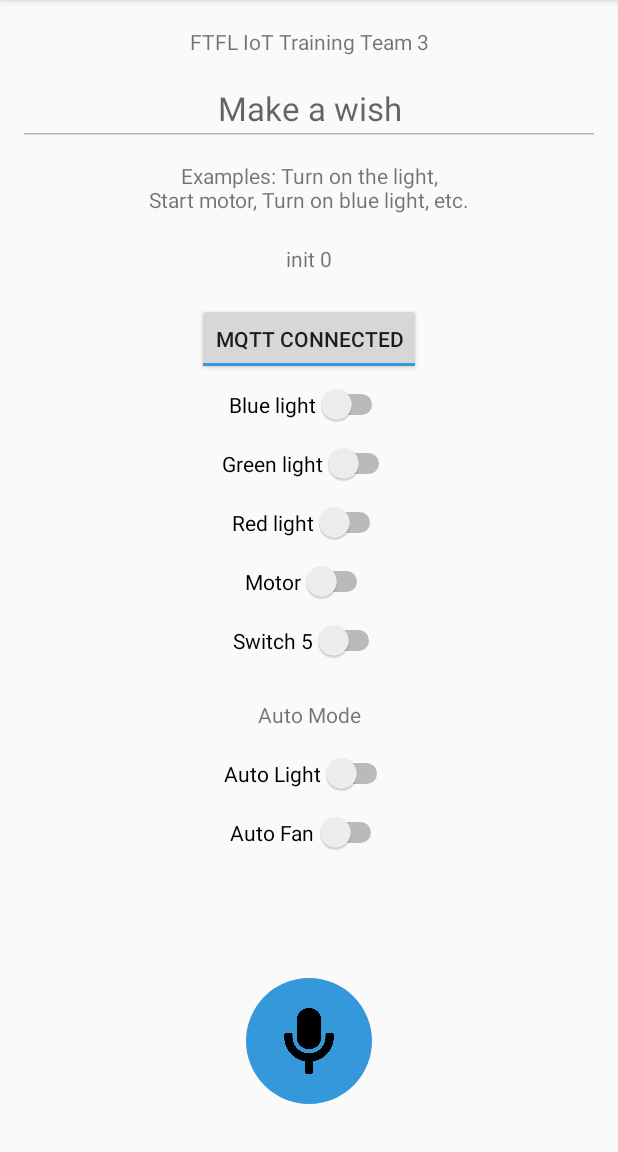
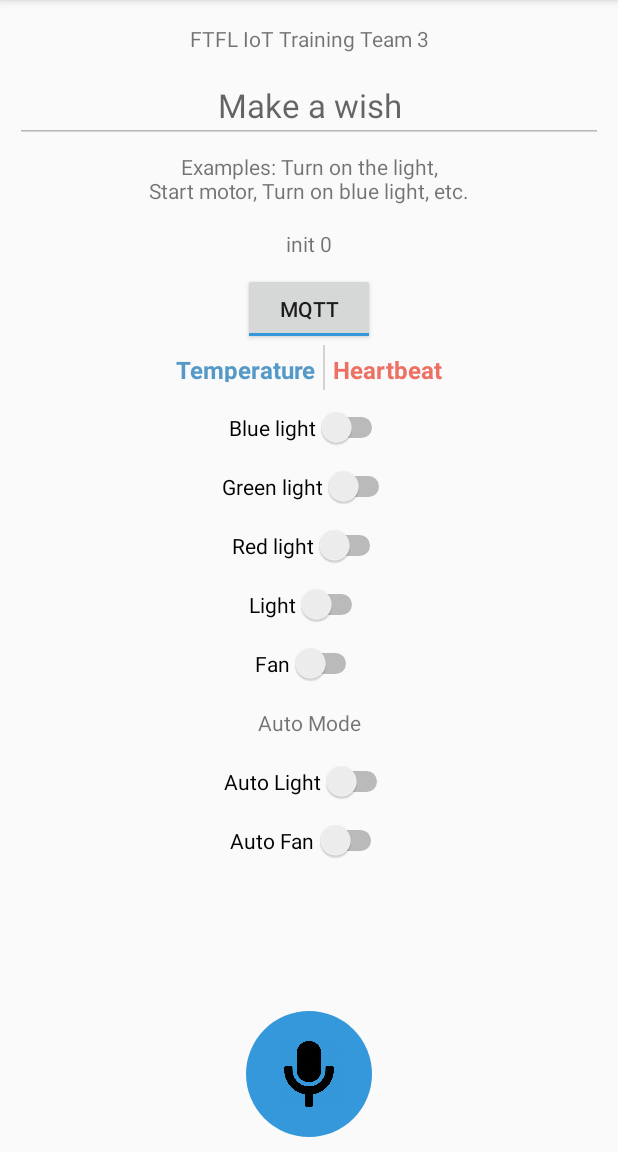
Before and after one commit to sohelaman/home-genie-android, an Android app: the screen it shows after launch (MainActivity), on a phone screen of 412 x 824 dp, the part 84-1236 px from its top. Run offline under Robolectric (Android 15) with nearby library versions, the phone set to English and light mode, and no system bars; libraries missing offline, so code that uses them is left out: org.eclipse.paho; 13 statements that could not run were skipped.

Commit message:
Status, scroll, various fixes.

```diff
--- a/app/build.gradle
+++ b/app/build.gradle
@@ -8,8 +8,8 @@ android {
         applicationId "dev.sohel.homegenie"
         minSdkVersion 19
         targetSdkVersion 30
-        versionCode 104
-        versionName "1.04"
+        versionCode 105
+        versionName "1.05"
 
         testInstrumentationRunner "androidx.test.runner.AndroidJUnitRunner"
     }
--- a/app/src/main/java/dev/sohel/homegenie/classes/ActionView.java
+++ b/app/src/main/java/dev/sohel/homegenie/classes/ActionView.java
@@ -34,6 +34,9 @@ public class ActionView {
     final Switch switch6;
     final Switch switch7;
 
+    final TextView textViewCelsius;
+    final TextView textViewHeartbeat;
+
     public ActionView(Activity activity, Context context) {
         this.activity = activity;
         this.context = context;
@@ -47,6 +50,9 @@ public class ActionView {
         this.switch5 = this.activity.findViewById(R.id.switch5);
         this.switch6 = this.activity.findViewById(R.id.switch6);
         this.switch7 = this.activity.findViewById(R.id.switch7);
+
+        this.textViewCelsius = this.activity.findViewById(R.id.textViewCelsius);
+        this.textViewHeartbeat = this.activity.findViewById(R.id.textViewHeartbeat);
 
         this.switches = new String[]{"switch1", "switch2", "switch3", "switch4", "switch5", "switch6", "switch7"};
     } // constructor
--- a/app/src/main/java/dev/sohel/homegenie/classes/MqttHelper.java
+++ b/app/src/main/java/dev/sohel/homegenie/classes/MqttHelper.java
@@ -18,8 +18,10 @@ public class MqttHelper {
 
     final String mqttServerUri = "tcp://157.230.30.178:1883";
     // final String mqttServerUri = "tcp://mqtt.eclipse.org:1883";
-    final String topic = "topic/ftflteam3/general";
+    final String topic1 = "topic/ftflteam3/commands";
     final String topic2 = "topic/ftflteam3/activities";
+    final String topic3 = "topic/ftflteam3/heartbeats";
+    final String topic4 = "topic/ftflteam3/temperature";
     String clientId;
 
     private Context context;
@@ -58,6 +60,8 @@ public class MqttHelper {
             client.connect();
             this.client = client;
             client.subscribe(this.topic2);
+            client.subscribe(this.topic3);
+            client.subscribe(this.topic4);
             Toast.makeText(this.context, "MQTT connected", Toast.LENGTH_SHORT).show();
 
             this.actionView.toggleButton.setChecked(true);
@@ -102,7 +106,7 @@ public class MqttHelper {
             public void messageArrived(String topic, MqttMessage message) {
                 String payload = new String(message.getPayload());
                 Log.d(TAG, "messageArrived at topic " + topic + " -- " + payload);
-                processIncomingMessage(payload);
+                processIncomingMessage(topic, payload);
             }
 
             @Override
@@ -117,11 +121,17 @@ public class MqttHelper {
             return;
         }
 
+        if ((this.actionView.switch6.isChecked() && str.startsWith("switch4-"))
+                || (this.actionView.switch7.isChecked() && str.startsWith("switch5-"))) {
+            Toast.makeText(this.context, "Command will not work on auto mode!", Toast.LENGTH_SHORT).show();
+            return;
+        }
+
         MqttMessage message = new MqttMessage(str.getBytes());
         message.setQos(2);
         message.setRetained(false);
         try {
-            this.client.publish(this.topic, message);
+            this.client.publish(this.topic1, message);
             this.actionView.messageBox.setText(str);
         } catch (MqttException e) {
             e.printStackTrace();
@@ -131,13 +141,14 @@ public class MqttHelper {
         }
     }
 
-    public void processIncomingMessage(String str) {
+    public void processIncomingMessage(final String topic, final String str) {
         if (this.client == null) {
             return;
         }
 
+        if (topic.equals(topic1)) {
             this.actionView.messageBox.setText(str);
-
+        } else if (topic.equals(topic2)) {
             try {
                 String[] commandParts = str.split("-");
                 if (Arrays.asList(this.actionView.switches).contains(commandParts[0])) {
@@ -146,11 +157,22 @@ public class MqttHelper {
             } catch (Exception e) {
                 e.printStackTrace();
             }
+        } else if (topic.equals(topic3)) {
+            this.activity.runOnUiThread(new Runnable() {
+                @Override
+                public void run() {
+                    actionView.textViewHeartbeat.setText(str);
                 }
-
-    public boolean isMyOwnMessage(String str) {
-        // TODO
-        return false;
+            });
+        } else if (topic.equals(topic4)) {
+            this.activity.runOnUiThread(new Runnable() {
+                @Override
+                public void run() {
+                    // String t = str.split(".")[0] + " C";
+                    actionView.textViewCelsius.setText("T: " + str + " ℃"); // ℃
+                }
+            });
+        }
     }
 
 }
--- a/app/src/main/res/layout/activity_main.xml
+++ b/app/src/main/res/layout/activity_main.xml
@@ -2,9 +2,19 @@
 <RelativeLayout xmlns:android="http://schemas.android.com/apk/res/android"
     xmlns:tools="http://schemas.android.com/tools"
     android:layout_width="match_parent"
-    android:layout_height="match_parent"
-    android:padding="12dp"
+    android:layout_height="wrap_content"
+    android:orientation="vertical"
+    android:padding="10dp"
     tools:context=".MainActivity">
+
+    <ScrollView
+        android:layout_width="match_parent"
+        android:layout_height="match_parent">
+
+        <RelativeLayout
+            android:layout_width="match_parent"
+            android:layout_height="wrap_content"
+            android:orientation="vertical">
 
             <TextView
                 android:id="@+id/teamInfo"
@@ -31,8 +41,8 @@
                 android:layout_width="match_parent"
                 android:layout_height="wrap_content"
                 android:layout_below="@id/commandEditText"
-        android:paddingTop="10dp"
-        android:paddingBottom="10dp"
+                android:paddingTop="6dp"
+                android:paddingBottom="6dp"
                 android:text="@string/available_commands"
                 android:textAlignment="center" />
 
@@ -42,9 +52,9 @@
                 android:layout_height="wrap_content"
                 android:layout_below="@id/availableCommands"
                 android:paddingTop="10dp"
-        android:paddingBottom="20dp"
-        android:textAlignment="center"
-        android:text="Message Box" />
+                android:paddingBottom="10dp"
+                android:text="Command Box"
+                android:textAlignment="center" />
 
             <ToggleButton
                 android:id="@+id/toggleButton1"
@@ -55,14 +65,57 @@
                 android:paddingTop="10dp"
                 android:paddingBottom="10dp"
                 android:text="ToggleButton"
-        android:textOff="MQTT Disconnected"
-        android:textOn="MQTT Connected" />
+                android:textOff="MQTT"
+                android:textOn="MQTT" />
+
+            <LinearLayout
+                android:id="@+id/linearLayout1"
+                android:layout_width="match_parent"
+                android:layout_height="wrap_content"
+                android:layout_below="@id/toggleButton1"
+                android:gravity="center"
+                android:orientation="horizontal"
+                android:paddingBottom="5dp"
+                android:weightSum="2.0">
+
+                <TextView
+                    android:id="@+id/textViewCelsius"
+                    android:layout_width="wrap_content"
+                    android:layout_height="30dp"
+                    android:gravity="right"
+                    android:paddingTop="5dp"
+                    android:paddingRight="5dp"
+                    android:paddingBottom="5dp"
+                    android:text="Temperature"
+                    android:textColor="#5499C7"
+                    android:textSize="16sp"
+                    android:textStyle="bold" />
+
+                <View
+                    android:id="@+id/view"
+                    android:layout_width="1dp"
+                    android:layout_height="30dp"
+                    android:background="#d3d3d3" />
+
+                <TextView
+                    android:id="@+id/textViewHeartbeat"
+                    android:layout_width="wrap_content"
+                    android:layout_height="30dp"
+                    android:gravity="left"
+                    android:paddingLeft="5dp"
+                    android:paddingTop="5dp"
+                    android:paddingBottom="5dp"
+                    android:text="Heartbeat"
+                    android:textSize="16sp"
+                    android:textColor="#EC7063"
+                    android:textStyle="bold" />
+            </LinearLayout>
 
             <Switch
                 android:id="@+id/switch1"
                 android:layout_width="wrap_content"
                 android:layout_height="wrap_content"
-        android:layout_below="@id/toggleButton1"
+                android:layout_below="@id/linearLayout1"
                 android:layout_centerHorizontal="true"
                 android:layout_marginLeft="100dp"
                 android:layout_marginRight="100dp"
@@ -104,7 +157,7 @@
                 android:layout_marginRight="100dp"
                 android:paddingTop="10dp"
                 android:paddingBottom="10dp"
-        android:text="Motor" />
+                android:text="Light" />
 
             <Switch
                 android:id="@+id/switch5"
@@ -116,17 +169,17 @@
                 android:layout_marginRight="100dp"
                 android:paddingTop="10dp"
                 android:paddingBottom="10dp"
-        android:text="Switch 5" />
+                android:text="Fan" />
 
             <TextView
                 android:id="@+id/textViewAuto"
                 android:layout_width="match_parent"
                 android:layout_height="wrap_content"
                 android:layout_below="@id/switch5"
-        android:paddingTop="20dp"
+                android:paddingTop="10dp"
                 android:paddingBottom="10dp"
-        android:textAlignment="center"
-        android:text="Auto Mode" />
+                android:text="Auto Mode"
+                android:textAlignment="center" />
 
             <Switch
                 android:id="@+id/switch6"
@@ -152,6 +205,20 @@
                 android:paddingBottom="10dp"
                 android:text="Auto Fan" />
 
+            <TextView
+                android:id="@+id/textViewDummy"
+                android:layout_width="match_parent"
+                android:layout_height="100dp"
+                android:layout_below="@id/switch6"
+                android:paddingTop="10dp"
+                android:paddingBottom="10dp"
+                android:text=""
+                android:textAlignment="center" />
+
+        </RelativeLayout>
+
+    </ScrollView>
+
     <ImageButton
         android:id="@+id/recordButton"
         android:layout_width="84dp"
```
Lines whose indentation alone changed are shown as unchanged.
